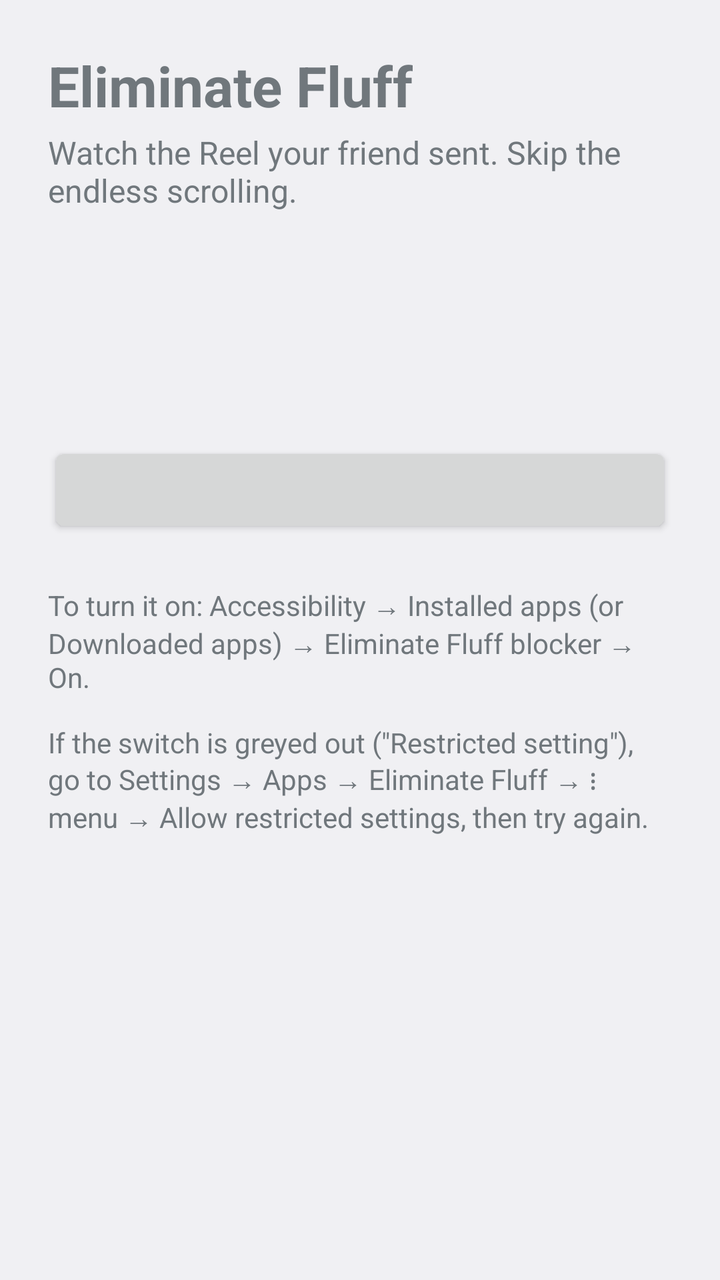
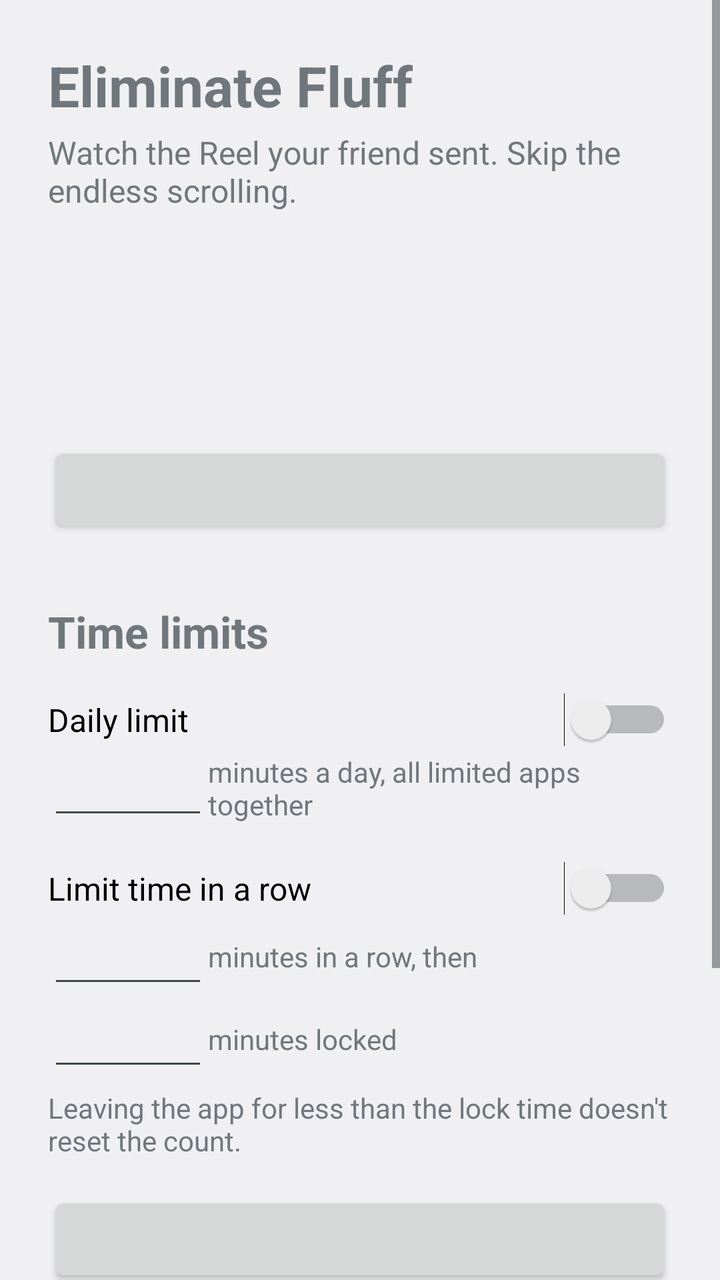

Compare the two renders of this Android layout. The source of the first and the diff that turns it into the second are given below.
<!-- AndroidManifest.xml: application theme android:Theme.DeviceDefault.DayNight -->
<!-- res/layout/activity_main.xml -->
<?xml version="1.0" encoding="utf-8"?>
<ScrollView xmlns:android="http://schemas.android.com/apk/res/android"
    android:layout_width="match_parent"
    android:layout_height="match_parent"
    android:fitsSystemWindows="true">

    <LinearLayout
        android:layout_width="match_parent"
        android:layout_height="wrap_content"
        android:orientation="vertical"
        android:padding="24dp">

        <TextView
            android:layout_width="wrap_content"
            android:layout_height="wrap_content"
            android:text="@string/app_name"
            android:textSize="28sp"
            android:textStyle="bold" />

        <TextView
            android:layout_width="wrap_content"
            android:layout_height="wrap_content"
            android:layout_marginTop="4dp"
            android:text="@string/tagline"
            android:textSize="16sp" />

        <TextView
            android:id="@+id/status"
            android:layout_width="wrap_content"
            android:layout_height="wrap_content"
            android:layout_marginTop="32dp"
            android:textSize="22sp"
            android:textStyle="bold" />

        <TextView
            android:id="@+id/block_count"
            android:layout_width="wrap_content"
            android:layout_height="wrap_content"
            android:layout_marginTop="8dp"
            android:textSize="16sp" />

        <Button
            android:id="@+id/open_settings"
            android:layout_width="match_parent"
            android:layout_height="wrap_content"
            android:layout_marginTop="24dp" />

        <TextView
            android:layout_width="wrap_content"
            android:layout_height="wrap_content"
            android:layout_marginTop="24dp"
            android:text="@string/setup_help"
            android:textSize="14sp" />
    </LinearLayout>
</ScrollView>
<!-- resources referenced by this layout -->
<resources>
  <string name="app_name">Eliminate Fluff</string>
  <string name="setup_help">To turn it on: Accessibility → Installed apps (or Downloaded apps) → Eliminate Fluff blocker → On.\n\nIf the switch is greyed out (\"Restricted setting\"), go to Settings → Apps → Eliminate Fluff → ⋮ menu → Allow restricted settings, then try again.</string>
  <string name="tagline">Watch the Reel your friend sent. Skip the endless scrolling.</string>
</resources>

<!-- the commit's change to res/layout/activity_main.xml (unified diff, before → after) -->
@@ -48,6 +48,110 @@
         <TextView
             android:layout_width="wrap_content"
             android:layout_height="wrap_content"
+            android:layout_marginTop="32dp"
+            android:text="@string/limits_title"
+            android:textSize="22sp"
+            android:textStyle="bold" />
+
+        <Switch
+            android:id="@+id/daily_switch"
+            android:layout_width="match_parent"
+            android:layout_height="wrap_content"
+            android:layout_marginTop="16dp"
+            android:text="@string/daily_switch"
+            android:textSize="16sp" />
+
+        <LinearLayout
+            android:layout_width="match_parent"
+            android:layout_height="wrap_content"
+            android:gravity="center_vertical"
+            android:orientation="horizontal">
+
+            <EditText
+                android:id="@+id/daily_minutes"
+                android:layout_width="80dp"
+                android:layout_height="wrap_content"
+                android:importantForAutofill="no"
+                android:inputType="number"
+                android:maxLength="4" />
+
+            <TextView
+                android:layout_width="wrap_content"
+                android:layout_height="wrap_content"
+                android:text="@string/daily_minutes_label" />
+        </LinearLayout>
+
+        <Switch
+            android:id="@+id/session_switch"
+            android:layout_width="match_parent"
+            android:layout_height="wrap_content"
+            android:layout_marginTop="16dp"
+            android:text="@string/session_switch"
+            android:textSize="16sp" />
+
+        <LinearLayout
+            android:layout_width="match_parent"
+            android:layout_height="wrap_content"
+            android:gravity="center_vertical"
+            android:orientation="horizontal">
+
+            <EditText
+                android:id="@+id/session_minutes"
+                android:layout_width="80dp"
+                android:layout_height="wrap_content"
+                android:importantForAutofill="no"
+                android:inputType="number"
+                android:maxLength="4" />
+
+            <TextView
+                android:layout_width="wrap_content"
+                android:layout_height="wrap_content"
+                android:text="@string/session_minutes_label" />
+        </LinearLayout>
+
+        <LinearLayout
+            android:layout_width="match_parent"
+            android:layout_height="wrap_content"
+            android:gravity="center_vertical"
+            android:orientation="horizontal">
+
+            <EditText
+                android:id="@+id/cooldown_minutes"
+                android:layout_width="80dp"
+                android:layout_height="wrap_content"
+                android:importantForAutofill="no"
+                android:inputType="number"
+                android:maxLength="4" />
+
+            <TextView
+                android:layout_width="wrap_content"
+                android:layout_height="wrap_content"
+                android:text="@string/cooldown_minutes_label" />
+        </LinearLayout>
+
+        <TextView
+            android:layout_width="wrap_content"
+            android:layout_height="wrap_content"
+            android:layout_marginTop="4dp"
+            android:text="@string/session_help"
+            android:textSize="14sp" />
+
+        <Button
+            android:id="@+id/choose_apps"
+            android:layout_width="match_parent"
+            android:layout_height="wrap_content"
+            android:layout_marginTop="16dp" />
+
+        <TextView
+            android:id="@+id/usage_summary"
+            android:layout_width="wrap_content"
+            android:layout_height="wrap_content"
+            android:layout_marginTop="8dp"
+            android:textSize="16sp" />
+
+        <TextView
+            android:layout_width="wrap_content"
+            android:layout_height="wrap_content"
             android:layout_marginTop="24dp"
             android:text="@string/setup_help"
             android:textSize="14sp" />
<!-- resource entries referenced after the edit -->
@@ -1,6 +1,13 @@
 <!-- resources referenced by this layout -->
 <resources>
   <string name="app_name">Eliminate Fluff</string>
+  <string name="cooldown_minutes_label">minutes locked</string>
+  <string name="daily_minutes_label">minutes a day, all limited apps together</string>
+  <string name="daily_switch">Daily limit</string>
+  <string name="limits_title">Time limits</string>
+  <string name="session_help">Leaving the app for less than the lock time doesn\'t reset the count.</string>
+  <string name="session_minutes_label">minutes in a row, then</string>
+  <string name="session_switch">Limit time in a row</string>
   <string name="setup_help">To turn it on: Accessibility → Installed apps (or Downloaded apps) → Eliminate Fluff blocker → On.\n\nIf the switch is greyed out (\"Restricted setting\"), go to Settings → Apps → Eliminate Fluff → ⋮ menu → Allow restricted settings, then try again.</string>
   <string name="tagline">Watch the Reel your friend sent. Skip the endless scrolling.</string>
 </resources>
